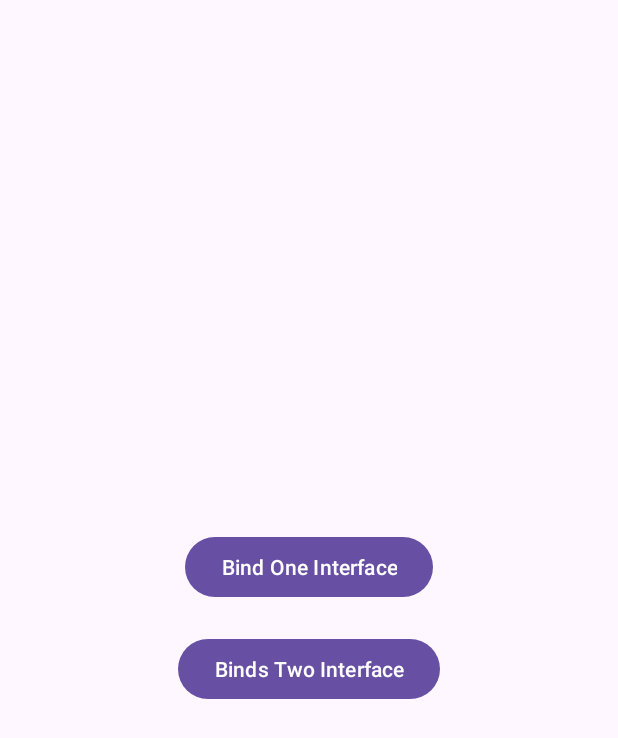
After one commit to yogesh67gurjar/Koin-Dependency-Injection, an Android app: the BindBindsExampleActivity screen opened directly, with no data from a screen before it, on a phone screen of 412 x 824 dp. The commit adds this screen. Shown: the top 738 px of the screen. Run offline under Robolectric (Android 15) with nearby library versions, the phone set to English and light mode, and no system bars; our stand-ins replace data binding.

Commit message:
bind binds example done

```diff
--- a/app/src/main/AndroidManifest.xml
+++ b/app/src/main/AndroidManifest.xml
@@ -13,6 +13,9 @@
         android:supportsRtl="true"
         android:theme="@style/Theme.KoinDependencyInjection"
         tools:targetApi="31">
+        <activity
+            android:name=".bind_binds_example.ui.BindBindsExampleActivity"
+            android:exported="false" />
         <activity
             android:name=".qualifiers.QualifiersActivity"
             android:exported="false" />
--- a/app/src/main/java/com/yogesh/koindependencyinjection/MyApp.kt
+++ b/app/src/main/java/com/yogesh/koindependencyinjection/MyApp.kt
@@ -1,6 +1,7 @@
 package com.yogesh.koindependencyinjection
 
 import android.app.Application
+import com.yogesh.koindependencyinjection.di.bindBindsModule
 import com.yogesh.koindependencyinjection.di.classModule
 import com.yogesh.koindependencyinjection.di.interfaceModule
 import com.yogesh.koindependencyinjection.di.qualifiersModule
@@ -14,7 +15,7 @@ class MyApp : Application() {
 
         startKoin {
             androidContext(this@MyApp)
-            modules(classModule, interfaceModule, qualifiersModule)
+            modules(classModule, interfaceModule, qualifiersModule, bindBindsModule)
         }
     }
 
--- /dev/null
+++ b/app/src/main/java/com/yogesh/koindependencyinjection/bind_binds_example/ui/BindBindsExampleActivity.kt
@@ -0,0 +1,42 @@
+package com.yogesh.koindependencyinjection.bind_binds_example.ui
+
+import android.os.Bundle
+import android.widget.Toast
+import androidx.appcompat.app.AppCompatActivity
+import androidx.databinding.DataBindingUtil
+import com.yogesh.koindependencyinjection.R
+import com.yogesh.koindependencyinjection.bind_binds_example.Engineer
+import com.yogesh.koindependencyinjection.bind_binds_example.StudentWhoSings
+import com.yogesh.koindependencyinjection.databinding.ActivityBindBindsExampleBinding
+import org.koin.android.ext.android.inject
+
+class BindBindsExampleActivity : AppCompatActivity() {
+
+    val yogesh: Engineer by inject()
+    val durgesh: StudentWhoSings by inject()
+
+    lateinit var binding: ActivityBindBindsExampleBinding
+    override fun onCreate(savedInstanceState: Bundle?) {
+        super.onCreate(savedInstanceState)
+
+        binding = DataBindingUtil.setContentView(this, R.layout.activity_bind_binds_example)
+
+        initClicks()
+    }
+
+    private fun initClicks() {
+        binding.bindBtn.setOnClickListener {
+            yogesh.writeCode()
+            yogesh.debugCode()
+            Toast.makeText(this@BindBindsExampleActivity, "Success", Toast.LENGTH_SHORT).show()
+        }
+
+        binding.bindsBtn.setOnClickListener {
+            durgesh.doStudy()
+            durgesh.doRevision()
+            durgesh.singSong()
+            durgesh.playGuitar()
+            Toast.makeText(this@BindBindsExampleActivity, "Success", Toast.LENGTH_SHORT).show()
+        }
+    }
+}
--- /dev/null
+++ b/app/src/main/res/layout/activity_bind_binds_example.xml
@@ -0,0 +1,31 @@
+<?xml version="1.0" encoding="utf-8"?>
+<layout xmlns:android="http://schemas.android.com/apk/res/android"
+    xmlns:app="http://schemas.android.com/apk/res-auto"
+    xmlns:tools="http://schemas.android.com/tools">
+
+    <data>
+
+    </data>
+
+    <LinearLayout
+        android:layout_width="match_parent"
+        android:layout_height="match_parent"
+        android:gravity="center"
+        android:orientation="vertical"
+        tools:context=".bind_binds_example.ui.BindBindsExampleActivity">
+
+        <Button
+            android:id="@+id/bindBtn"
+            android:layout_width="wrap_content"
+            android:layout_height="wrap_content"
+            android:text="@string/bind_one_interface" />
+
+        <Button
+            android:id="@+id/bindsBtn"
+            android:layout_width="wrap_content"
+            android:layout_height="wrap_content"
+            android:layout_marginTop="20dp"
+            android:text="@string/binds_two_interface" />
+
+    </LinearLayout>
+</layout>
--- a/app/src/main/res/values-night/strings.xml
+++ b/app/src/main/res/values-night/strings.xml
@@ -12,4 +12,6 @@
     <string name="start_trip">Start Trip</string>
     <string name="base_url_one">Base Url One</string>
     <string name="base_url_two">Base Url Two</string>
+    <string name="bind_one_interface">Bind One Interface</string>
+    <string name="binds_two_interface">Binds Two Interface</string>
 </resources>
--- a/app/src/main/res/values/strings.xml
+++ b/app/src/main/res/values/strings.xml
@@ -12,4 +12,6 @@
     <string name="start_trip">Start Trip</string>
     <string name="base_url_one">Base Url One</string>
     <string name="base_url_two">Base Url Two</string>
+    <string name="bind_one_interface">Bind One Interface</string>
+    <string name="binds_two_interface">Binds Two Interface</string>
 </resources>
```
Also changed, not shown: app/src/main/java/com/yogesh/koindependencyinjection/bind_binds_example/AppDeveloper.kt (added, +29 -0 lines), app/src/main/java/com/yogesh/koindependencyinjection/bind_binds_example/Student.kt (added, +70 -0 lines), app/src/main/java/com/yogesh/koindependencyinjection/di/AppModules.kt (+19 -0 lines).
